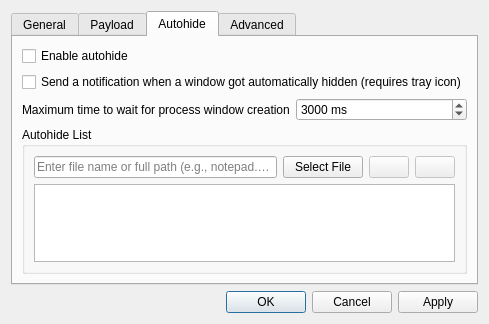
Old version of the form src/prefdialog.ui in the repository k4yt3x/Evanesco.
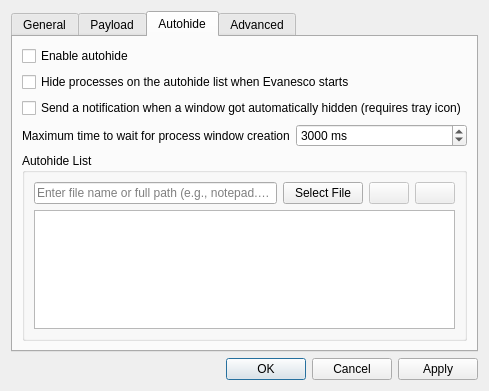
New version of the form. The open tabs and pages were chosen to show the change. Icons and pictures are not drawn.

Commit message: feat(autohide): add option to autohide processes on startup

Patch:
```diff
--- a/src/prefdialog.ui
+++ b/src/prefdialog.ui
@@ -7,7 +7,7 @@
     <x>0</x>
     <y>0</y>
     <width>487</width>
-    <height>324</height>
+    <height>391</height>
    </rect>
   </property>
   <property name="windowTitle">
@@ -147,6 +147,13 @@
          </property>
         </widget>
        </item>
+       <item>
+        <widget class="QCheckBox" name="hideAutohideProcessesOnStartCheckBox">
+         <property name="text">
+          <string>Hide processes on the autohide list when Evanesco starts</string>
+         </property>
+        </widget>
+       </item>
        <item>
         <widget class="QCheckBox" name="autohideNotifyCheckBox">
          <property name="text">
```
The commit also changes 9 other files.
